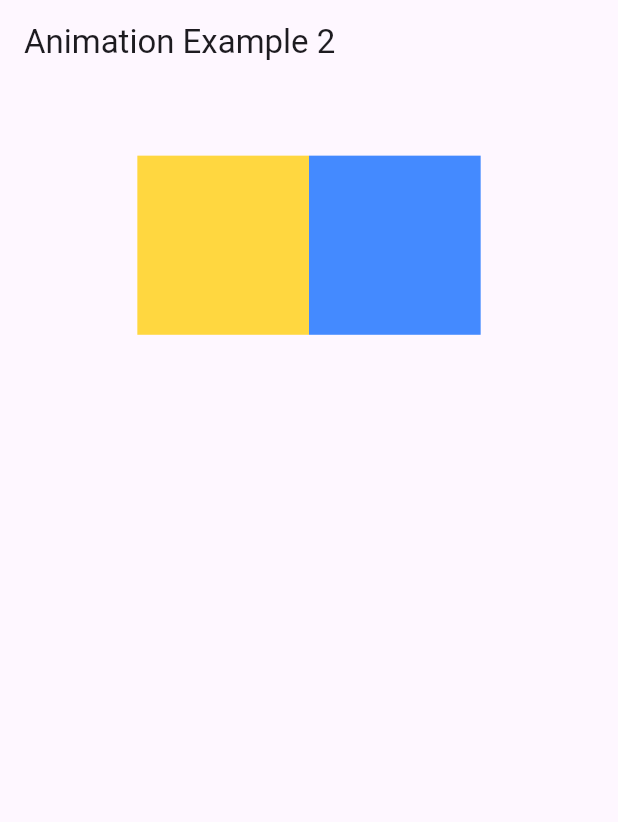
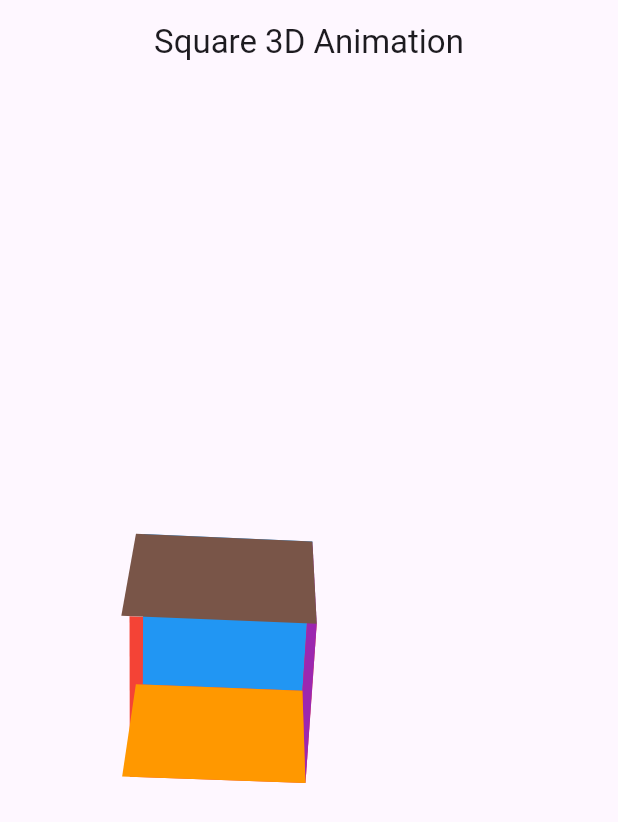
Before and after one commit to Muhammd-Shehzad/animation_example1, a Flutter app: the screen it shows after launch, on a phone screen of 412 x 824 dp. Shown: the top 822 px of the screen. Run offline on Flutter 3.47's test engine with Material 3 defaults, Android fonts, the phone set to English and light mode, and no system bars; our stand-ins replace flutter_screenutil.

Commit message:
example 3 cpmpleted

```diff
--- a/lib/main.dart
+++ b/lib/main.dart
@@ -1,6 +1,6 @@
 import 'package:animation_example1/view/animation_example1.dart';
 import 'package:animation_example1/view/animation_example2.dart';
-import 'package:animation_example1/view_model/animation2_view_model.dart';
+import 'package:animation_example1/view/example3.dart';
 import 'package:flutter/material.dart';
 import 'package:flutter_screenutil/flutter_screenutil.dart';
 import 'package:provider/provider.dart';
@@ -19,16 +19,7 @@
       minTextAdapt: true,
       splitScreenMode: true,
       builder: (context, child) {
-        return MultiProvider(
-          providers: [
-            ChangeNotifierProvider(create: (context) => Animation2ViewModel()),
-          ],
-          child: MaterialApp(
-            debugShowCheckedModeBanner: false,
-
-            home: const AnimationExample2(),
-          ),
-        );
+        return MaterialApp(debugShowCheckedModeBanner: false, home: Example3());
       },
     );
   }
--- a/lib/view/animation_example1.dart
+++ b/lib/view/animation_example1.dart
@@ -46,13 +46,18 @@
           builder:
               (context, child) => Transform(
                 alignment: Alignment.center,
-                transform: Matrix4.identity()..rotateY(_animation.value),
+                transform: Matrix4.identity()..rotateZ(_animation.value),
                 child: InkWell(
                   onTap: () {},
-                  child: CircleAvatar(
-                    radius: 100.r,
-                    backgroundColor: Colors.blue,
+                  child: Container(
+                    height: 100.h,
+                    width: 100.w,
+                    decoration: BoxDecoration(color: Colors.green),
                   ),
+                  // child: CircleAvatar(
+                  //   radius: 100.r,
+                  //   backgroundColor: Colors.blue,
+                  // ),
                 ),
               ),
         ),
--- /dev/null
+++ b/lib/view/example3.dart
@@ -0,0 +1,149 @@
+import 'dart:math';
+import 'package:flutter/material.dart';
+import 'package:flutter_screenutil/flutter_screenutil.dart';
+import 'package:vector_math/vector_math_64.dart' show Vector3;
+
+class Example3 extends StatefulWidget {
+  const Example3({super.key});
+
+  @override
+  State<Example3> createState() => _Example3State();
+}
+
+class _Example3State extends State<Example3> with TickerProviderStateMixin {
+  late AnimationController _xController;
+  late AnimationController _yController;
+  late AnimationController _zController;
+  late Animation<double> _xAnimation;
+  late Animation<double> _yAnimation;
+  late Animation<double> _zAnimation;
+  static const widthAndHeight = 100.0;
+
+  @override
+  void initState() {
+    super.initState();
+
+    // Initialize animation controllers
+    _xController = AnimationController(
+      vsync: this,
+      duration: const Duration(seconds: 20),
+    );
+    _yController = AnimationController(
+      vsync: this,
+      duration: const Duration(seconds: 30),
+    );
+    _zController = AnimationController(
+      vsync: this,
+      duration: const Duration(seconds: 40),
+    );
+
+    // Define animations using Tween
+    _xAnimation = Tween<double>(begin: 0, end: pi * 2).animate(_xController);
+    _yAnimation = Tween<double>(begin: 0, end: pi * 2).animate(_yController);
+    _zAnimation = Tween<double>(begin: 0, end: pi * 2).animate(_zController);
+
+    // Start the animations
+    _xController.repeat();
+    _yController.repeat();
+    _zController.repeat();
+  }
+
+  @override
+  void dispose() {
+    _xController.dispose();
+    _yController.dispose();
+    _zController.dispose();
+    super.dispose();
+  }
+
+  @override
+  Widget build(BuildContext context) {
+    return Scaffold(
+      appBar: AppBar(
+        title: const Text('Square 3D Animation'),
+        centerTitle: true,
+      ),
+      body: Center(
+        child: AnimatedBuilder(
+          animation: Listenable.merge([
+            _xController,
+            _yController,
+            _zController,
+          ]),
+          builder:
+              (context, child) => Transform(
+                alignment: Alignment.center,
+                transform:
+                    Matrix4.identity()
+                      ..setEntry(3, 2, 0.001) // Adds perspective
+                      ..rotateX(_xAnimation.value)
+                      ..rotateY(_yAnimation.value)
+                      ..rotateZ(_zAnimation.value),
+                child: Stack(
+                  children: [
+                    // Back Side
+                    Transform(
+                      alignment: Alignment.center,
+                      transform:
+                          Matrix4.identity()
+                            ..translate(Vector3(0, 0, -widthAndHeight)),
+                      child: Container(
+                        height: widthAndHeight.h,
+                        width: widthAndHeight.w,
+                        decoration: BoxDecoration(color: Colors.green),
+                      ),
+                    ),
+                    //left Side
+                    Transform(
+                      alignment: Alignment.centerLeft,
+                      transform: Matrix4.identity()..rotateY(pi / 2.0),
+                      child: Container(
+                        height: widthAndHeight.h,
+                        width: widthAndHeight.w,
+                        decoration: BoxDecoration(color: Colors.red),
+                      ),
+                    ),
+                    //Right side
+                    Transform(
+                      alignment: Alignment.centerRight,
+                      transform: Matrix4.identity()..rotateY(-pi / 2.0),
+                      child: Container(
+                        height: widthAndHeight.h,
+                        width: widthAndHeight.w,
+                        decoration: BoxDecoration(color: Colors.blue),
+                      ),
+                    ),
+                    // Front side
+                    Container(
+                      height: widthAndHeight.h,
+                      width: widthAndHeight.w,
+                      decoration: BoxDecoration(color: Colors.purple),
+                    ),
+                    //Top side
+                    Transform(
+                      alignment: Alignment.topCenter,
+                      transform: Matrix4.identity()..rotateX(-pi / 2.0),
+                      child: Container(
+                        height: widthAndHeight.h,
+                        width: widthAndHeight.w,
+                        decoration: BoxDecoration(color: Colors.orange),
+                      ),
+                    ),
+                    // //bottom side
+                    Transform(
+                      alignment: Alignment.bottomCenter,
+                      transform: Matrix4.identity()..rotateX(pi / 2.0),
+                      child: Container(
+                        height: widthAndHeight.h,
+                        width: widthAndHeight.w,
+                        decoration: BoxDecoration(color: Colors.brown),
+                      ),
+                    ),
+                  ],
+                ),
+              ),
+        ),
+      ),
+    );
+  }
+}
--- a/lib/view_model/animation2_view_model.dart
+++ /dev/null
@@ -1,5 +0,0 @@
-import 'package:flutter/material.dart';
-
-enum CircleSide { left, right }
-
-class Animation2ViewModel extends ChangeNotifier {}
--- a/pubspec.yaml
+++ b/pubspec.yaml
@@ -36,6 +36,7 @@
   cupertino_icons: ^1.0.8
   flutter_screenutil: ^5.9.3
   provider: ^6.1.5
+  vector_math: ^2.1.4
 
 dev_dependencies:
   flutter_test:
```
Also changed, not shown: pubspec.lock.
